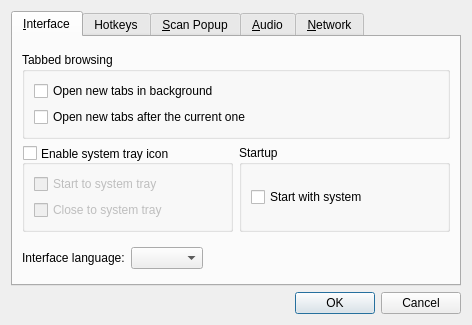
Before: the Qt Designer form src/preferences.ui in goldendict/goldendict, drawn with Qt 5.
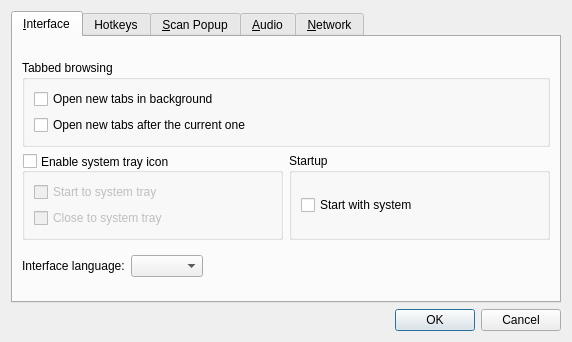
After: the same form once the commit is applied. The open tabs and pages were chosen to show the change. Icons and pictures are not drawn. Custom widgets are drawn as their Qt base class.

Commit message: * Make icons smaller and window wider so that tabs translated to Russian would   all fit.

Diff of the .ui file:
```diff
--- a/src/preferences.ui
+++ b/src/preferences.ui
@@ -6,8 +6,8 @@
    <rect>
     <x>0</x>
     <y>0</y>
-    <width>472</width>
-    <height>325</height>
+    <width>572</width>
+    <height>342</height>
    </rect>
   </property>
   <property name="windowTitle">
@@ -24,7 +24,13 @@
    <item>
     <widget class="QTabWidget" name="tabWidget">
      <property name="currentIndex">
-      <number>1</number>
+      <number>0</number>
+     </property>
+     <property name="iconSize">
+      <size>
+       <width>15</width>
+       <height>15</height>
+      </size>
      </property>
      <widget class="QWidget" name="tab">
       <attribute name="icon">
```
